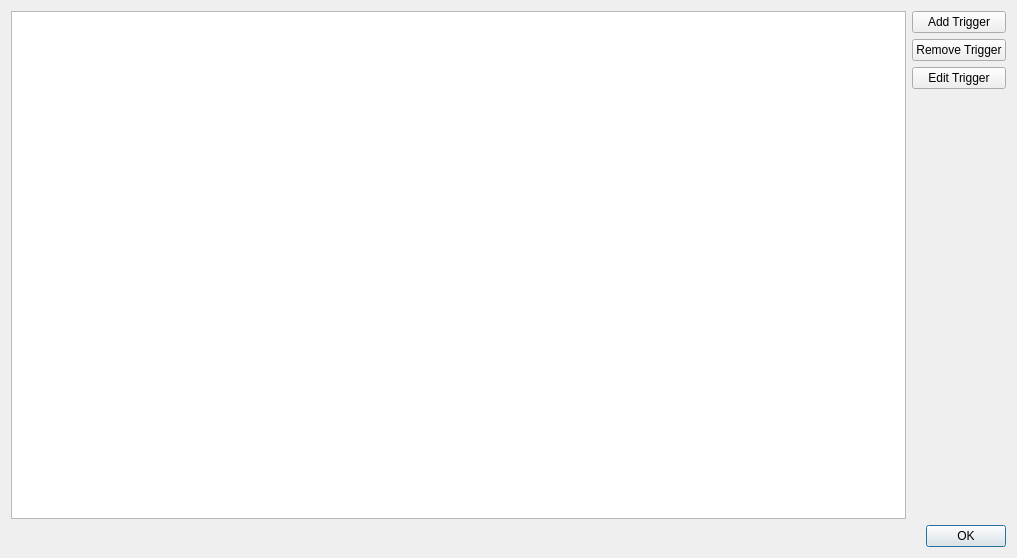
Above: R_Visualizer/SystemOverview/sysovrvobjtriggerdialog.ui from NeverKnewTheName/R_Visualizer before the change. Below: the same form after it.
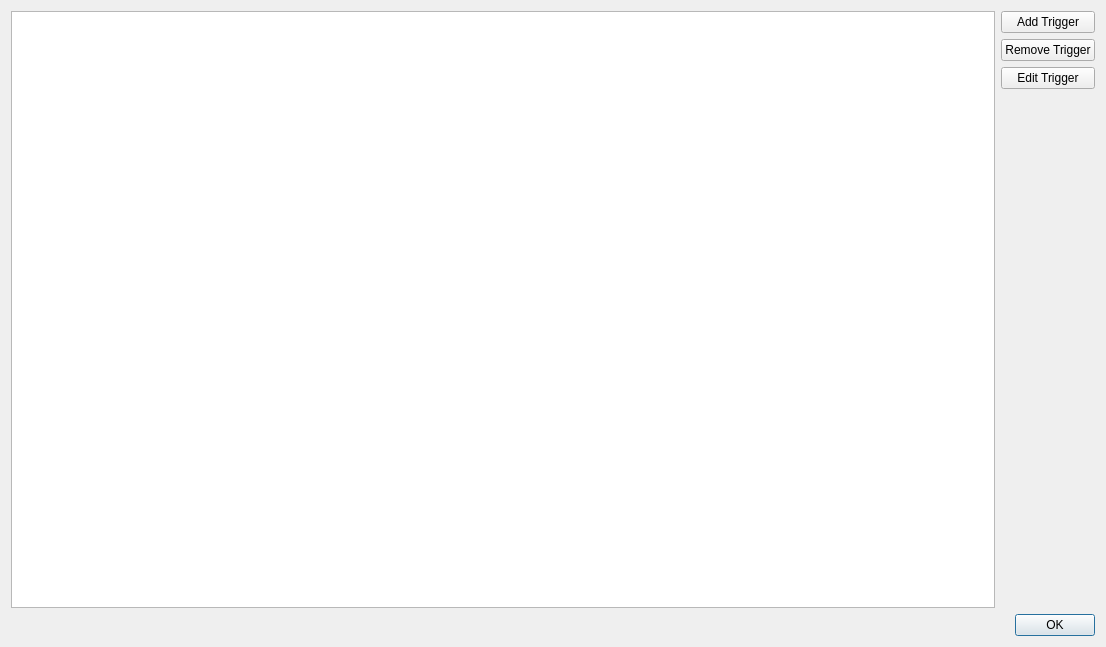
That is the form after the change.

```diff
--- a/R_Visualizer/SystemOverview/sysovrvobjtriggerdialog.ui
+++ b/R_Visualizer/SystemOverview/sysovrvobjtriggerdialog.ui
@@ -6,8 +6,8 @@
    <rect>
     <x>0</x>
     <y>0</y>
-    <width>1017</width>
-    <height>558</height>
+    <width>1106</width>
+    <height>647</height>
    </rect>
   </property>
   <property name="sizePolicy">
@@ -23,7 +23,17 @@
    <item>
     <layout class="QHBoxLayout" name="horizontalLayout">
      <item>
-      <widget class="QColumnView" name="TriggerColumnView"/>
+      <widget class="QColumnView" name="TriggerColumnView">
+       <property name="sizePolicy">
+        <sizepolicy hsizetype="Expanding" vsizetype="MinimumExpanding">
+         <horstretch>0</horstretch>
+         <verstretch>0</verstretch>
+        </sizepolicy>
+       </property>
+       <property name="selectionMode">
+        <enum>QAbstractItemView::SingleSelection</enum>
+       </property>
+      </widget>
      </item>
      <item>
       <layout class="QVBoxLayout" name="verticalLayout">
```
